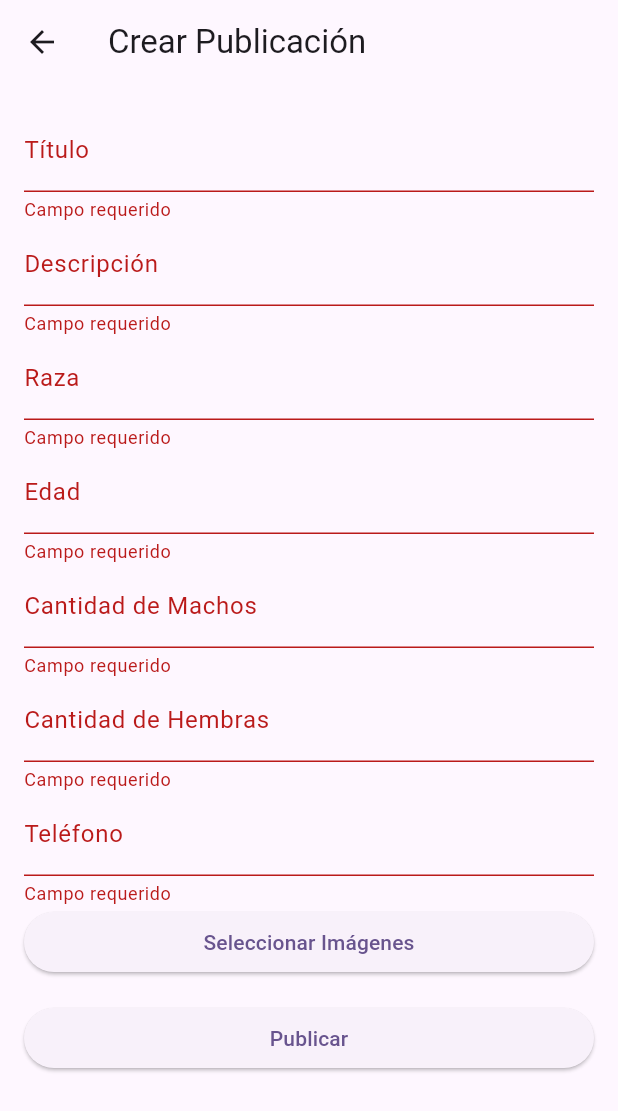
After one commit to Daniel9ad/app-pets, a Flutter app: the CrearPublicacionPage screen opened directly, after a tap on "Publicar", on a phone screen of 412 x 824 dp. The commit adds this screen. Shown: the top 1111 px of the screen. Run offline on Flutter 3.47's test engine with Material 3 defaults, Android fonts, the phone set to English and light mode, and no system bars; our stand-ins replace carousel_slider, dio, font_awesome_flutter, image_picker, logger; network calls fail.

Commit message:
crear pubcacione

```diff
--- a/lib/core/constants.dart
+++ b/lib/core/constants.dart
@@ -1 +1 @@
-const String backendUrl = "http://192.168.1.6:8080/api";
+const String backendUrl = "http://192.168.100.123:8000/api";
--- /dev/null
+++ b/lib/data/models/PublicacionModel.dart
@@ -0,0 +1,38 @@
+class PublicacionModel {
+  String titulo;
+  String descripcion;
+  String raza;
+  int edad;
+  int cantidadMachos;
+  int cantidadHembras;
+  String telefono;
+  int usuarioId;
+  int ciudadId;
+  int especieId;
+
+  PublicacionModel({
+    required this.titulo,
+    required this.descripcion,
+    required this.raza,
+    required this.edad,
+    required this.cantidadMachos,
+    required this.cantidadHembras,
+    required this.telefono,
+    required this.usuarioId,
+    required this.ciudadId,
+    required this.especieId,
+  });
+
+  Map<String, dynamic> toJson() => {
+        "titulo": titulo,
+        "descripcion": descripcion,
+        "raza": raza,
+        "edad": edad,
+        "cantidad_machos": cantidadMachos,
+        "cantidad_hembras": cantidadHembras,
+        "telefono": telefono,
+        "usuario_id": usuarioId,
+        "ciudad_id": ciudadId,
+        "especie_id": especieId,
+      };
+}
--- /dev/null
+++ b/lib/features/publicaciones/pages/crear_publicacion_page.dart
@@ -0,0 +1,184 @@
+import 'dart:io';
+import 'package:flutter/material.dart';
+import 'package:image_picker/image_picker.dart';
+import 'package:app_pets/data/api/publicacion_api.dart';
+import 'package:app_pets/data/models/PublicacionModel.dart';
+import 'package:logger/logger.dart';
+import 'dart:convert';
+
+
+class CrearPublicacionPage extends StatefulWidget {
+  @override
+  _CrearPublicacionPageState createState() => _CrearPublicacionPageState();
+}
+
+class _CrearPublicacionPageState extends State<CrearPublicacionPage> {
+  final _formKey = GlobalKey<FormState>();
+  final _publicacion = PublicacionModel(
+    titulo: '',
+    descripcion: '',
+    raza: '',
+    edad: 0,
+    cantidadMachos: 0,
+    cantidadHembras: 0,
+    telefono: '',
+    usuarioId: 1, // Cambia este valor según la lógica de tu aplicación
+    ciudadId: 1,  // Cambia este valor según tu aplicación
+    especieId: 1, // Cambia este valor según tu aplicación
+  );
+  final List<File> _imagenes = [];
+  bool _isLoading = false;
+
+  final PublicacionApi _api = PublicacionApi();
+
+  // Método para seleccionar imágenes del dispositivo
+
+Future<void> _pickImages() async {
+  try {
+    final picker = ImagePicker();
+    final pickedFiles = await picker.pickMultiImage();
+
+    if (pickedFiles != null) {
+      setState(() {
+        _imagenes.addAll(pickedFiles.map((file) => File(file.path)));
+      });
+    } else {
+      ScaffoldMessenger.of(context).showSnackBar(
+        SnackBar(content: Text("No se seleccionaron imágenes")),
+      );
+    }
+  } catch (e) {
+    ScaffoldMessenger.of(context).showSnackBar(
+      SnackBar(content: Text("Error al seleccionar imágenes: $e")),
+    );
+  }
+}
+  // Método para enviar el formulario
+  Future<void> _submitForm() async {
+    if (!_formKey.currentState!.validate()) return;
+
+    if (_imagenes.isEmpty) {
+      ScaffoldMessenger.of(context).showSnackBar(
+        SnackBar(content: Text("Por favor selecciona al menos una imagen")),
+      );
+      return;
+    }
+
+    setState(() {
+      _isLoading = true;
+    });
+
+    _formKey.currentState!.save();
+
+    try {
+      final success = await _api.crearPublicacion(_publicacion, _imagenes);
+      if (success) {
+        ScaffoldMessenger.of(context).showSnackBar(
+          SnackBar(content: Text("Publicación creada exitosamente")),
+        );
+        Navigator.pop(context); // Regresa a la pantalla anterior
+      } else {
+        ScaffoldMessenger.of(context).showSnackBar(
+          SnackBar(content: Text("Error al crear publicación")),
+        );
+      }
+    } catch (e) {
+      ScaffoldMessenger.of(context).showSnackBar(
+        SnackBar(content: Text("Error al crear publicación: $e")),
+      );
+    } finally {
+      setState(() {
+        _isLoading = false;
+      });
+    }
+  }
+
+  @override
+  Widget build(BuildContext context) {
+    return Scaffold(
+      appBar: AppBar(title: Text("Crear Publicación")),
+      body: _isLoading
+          ? Center(child: CircularProgressIndicator())
+          : Padding(
+              padding: const EdgeInsets.all(16.0),
+              child: Form(
+                key: _formKey,
+                child: SingleChildScrollView(
+                  child: Column(
+                    crossAxisAlignment: CrossAxisAlignment.stretch,
+                    children: [
+                      TextFormField(
+                        decoration: InputDecoration(labelText: "Título"),
+                        validator: (value) => value!.isEmpty ? "Campo requerido" : null,
+                        onSaved: (value) => _publicacion.titulo = value!,
+                      ),
+                      TextFormField(
+                        decoration: InputDecoration(labelText: "Descripción"),
+                        validator: (value) => value!.isEmpty ? "Campo requerido" : null,
+                        onSaved: (value) => _publicacion.descripcion = value!,
+                      ),
+                      TextFormField(
+                        decoration: InputDecoration(labelText: "Raza"),
+                        validator: (value) => value!.isEmpty ? "Campo requerido" : null,
+                        onSaved: (value) => _publicacion.raza = value!,
+                      ),
+                      TextFormField(
+                        decoration: InputDecoration(labelText: "Edad"),
+                        keyboardType: TextInputType.number,
+                        validator: (value) {
+                          if (value!.isEmpty) return "Campo requerido";
+                          if (int.tryParse(value) == null) return "Debe ser un número";
+                          return null;
+                        },
+                        onSaved: (value) => _publicacion.edad = int.parse(value!),
+                      ),
+                      TextFormField(
+                        decoration: InputDecoration(labelText: "Cantidad de Machos"),
+                        keyboardType: TextInputType.number,
+                        validator: (value) {
+                          if (value!.isEmpty) return "Campo requerido";
+                          if (int.tryParse(value) == null) return "Debe ser un número";
+                          return null;
+                        },
+                        onSaved: (value) => _publicacion.cantidadMachos = int.parse(value!),
+                      ),
+                      TextFormField(
+                        decoration: InputDecoration(labelText: "Cantidad de Hembras"),
+                        keyboardType: TextInputType.number,
+                        validator: (value) {
+                          if (value!.isEmpty) return "Campo requerido";
+                          if (int.tryParse(value) == null) return "Debe ser un número";
+                          return null;
+                        },
+                        onSaved: (value) => _publicacion.cantidadHembras = int.parse(value!),
+                      ),
+                      TextFormField(
+                        decoration: InputDecoration(labelText: "Teléfono"),
+                        keyboardType: TextInputType.phone,
+                        validator: (value) => value!.isEmpty ? "Campo requerido" : null,
+                        onSaved: (value) => _publicacion.telefono = value!,
+                      ),
+                      ElevatedButton(
+                        onPressed: _pickImages,
+                        child: Text("Seleccionar Imágenes"),
+                      ),
+                      if (_imagenes.isNotEmpty)
+                        Wrap(
+                          spacing: 10,
+                          children: _imagenes
+                              .map((img) => Image.file(img, width: 100, height: 100, fit: BoxFit.cover))
+                              .toList(),
+                        ),
+                      SizedBox(height: 16),
+                      ElevatedButton(
+                        onPressed: _submitForm,
+                        child: Text("Publicar"),
+                      ),
+                    ],
+                  ),
+                ),
+              ),
+            ),
+    );
+  }
+}
--- a/pubspec.yaml
+++ b/pubspec.yaml
@@ -34,7 +34,8 @@ dependencies:
   logger: ^2.4.0
   carousel_slider: ^5.0.0
   font_awesome_flutter: ^10.8.0
-
+  image_picker: ^1.1.2
+  dio: ^5.7.0
 
 
   # The following adds the Cupertino Icons font to your application.
```
Also changed, not shown: lib/data/api/publicacion_api.dart (added, +35 -0 lines), lib/features/home/pages/home_page.dart (+18 -7 lines), lib/features/publicaciones/Widget/custom_widgets.dart (added, +20 -0 lines), lib/features/publicaciones/pages/publicaciones.dart (deleted, +0 -195 lines), pubspec.lock, 5 other files.
